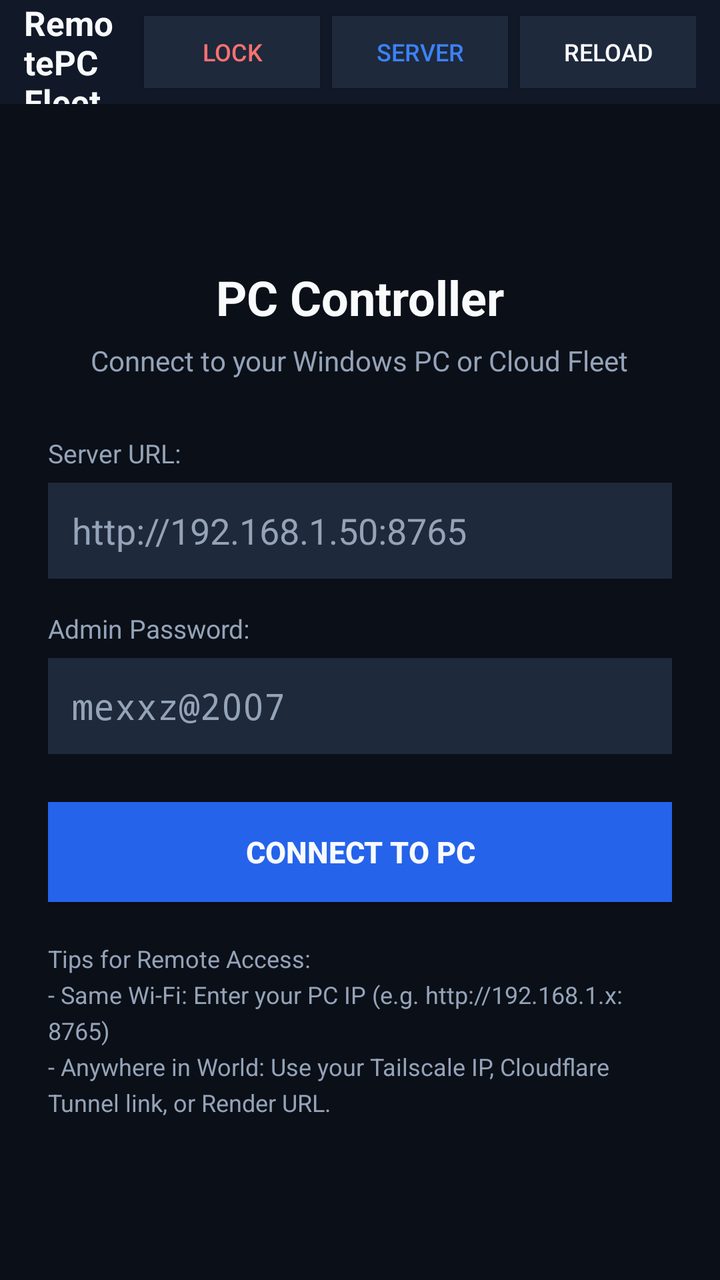
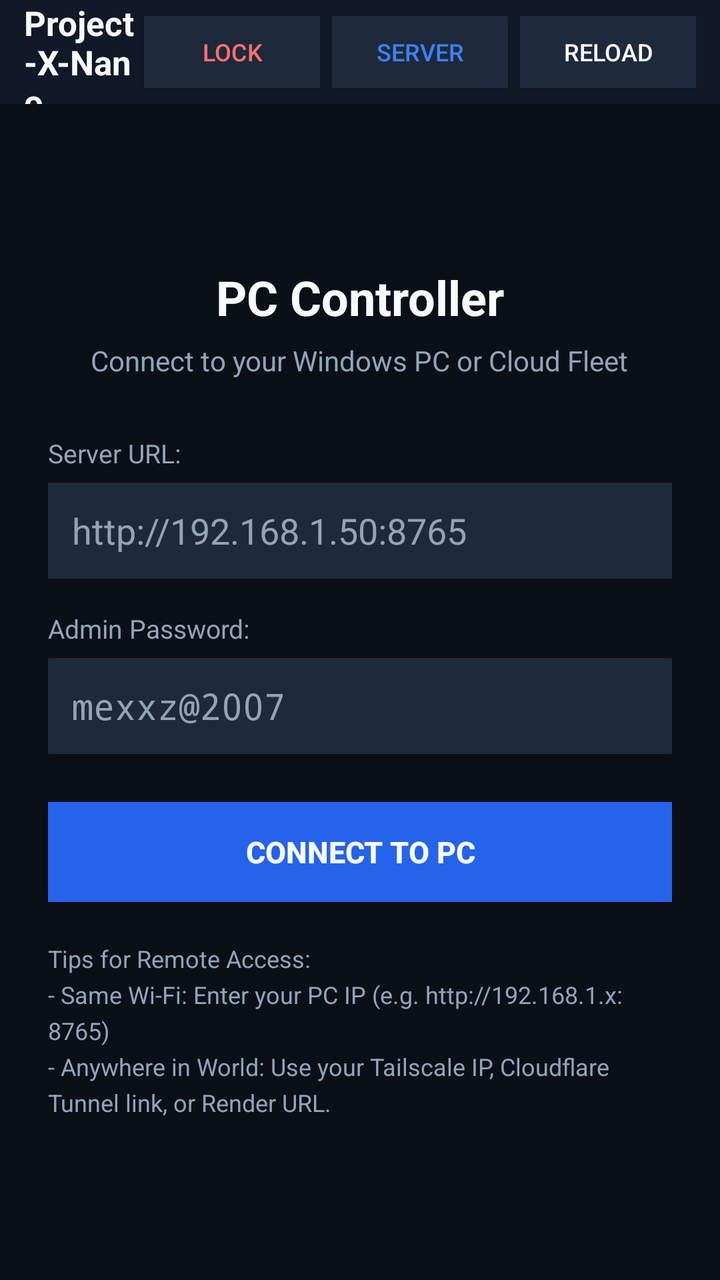

Two renders of the same Android screen: before a commit and after it. Below are the layout's source before the change and the commit's diff.
<!-- AndroidManifest.xml: application theme AppTheme -->
<!-- res/layout/activity_main.xml -->
<?xml version="1.0" encoding="utf-8"?>
<RelativeLayout xmlns:android="http://schemas.android.com/apk/res/android"
    android:layout_width="match_parent"
    android:layout_height="match_parent"
    android:background="@color/bg_dark">

    
    <LinearLayout
        android:id="@+id/topBar"
        android:layout_width="match_parent"
        android:layout_height="52dp"
        android:background="#111827"
        android:orientation="horizontal"
        android:gravity="center_vertical"
        android:paddingStart="12dp"
        android:paddingEnd="12dp">

        <TextView
            android:id="@+id/txtAppTitle"
            android:layout_width="0dp"
            android:layout_height="wrap_content"
            android:layout_weight="1"
            android:text="RemotePC Fleet"
            android:textColor="@color/text_white"
            android:textSize="17sp"
            android:textStyle="bold" />

        <Button
            android:id="@+id/btnQuickLock"
            android:layout_width="wrap_content"
            android:layout_height="36dp"
            android:text="Lock"
            android:textSize="12sp"
            android:textColor="#f87171"
            android:background="#1e293b"
            android:layout_marginEnd="6dp" />

        <Button
            android:id="@+id/btnSwitchPC"
            android:layout_width="wrap_content"
            android:layout_height="36dp"
            android:text="Server"
            android:textSize="12sp"
            android:textColor="@color/accent_blue"
            android:background="#1e293b"
            android:layout_marginEnd="6dp" />

        <Button
            android:id="@+id/btnRefresh"
            android:layout_width="wrap_content"
            android:layout_height="36dp"
            android:text="Reload"
            android:textSize="12sp"
            android:textColor="@color/text_white"
            android:background="#1e293b" />
    </LinearLayout>

    
    <ProgressBar
        android:id="@+id/progressBar"
        style="?android:attr/progressBarStyleHorizontal"
        android:layout_width="match_parent"
        android:layout_height="3dp"
        android:layout_below="@id/topBar"
        android:indeterminate="false"
        android:max="100"
        android:progressTint="@color/accent_blue"
        android:visibility="gone" />

    
    <WebView
        android:id="@+id/webView"
        android:layout_width="match_parent"
        android:layout_height="match_parent"
        android:layout_below="@id/progressBar"
        android:visibility="gone" />

    
    <ScrollView
        android:id="@+id/setupView"
        android:layout_width="match_parent"
        android:layout_height="match_parent"
        android:layout_below="@id/topBar"
        android:fillViewport="true">

        <LinearLayout
            android:layout_width="match_parent"
            android:layout_height="wrap_content"
            android:orientation="vertical"
            android:padding="24dp"
            android:gravity="center">

            <TextView
                android:layout_width="wrap_content"
                android:layout_height="wrap_content"
                android:text="PC Controller"
                android:textColor="@color/text_white"
                android:textSize="24sp"
                android:textStyle="bold"
                android:layout_marginBottom="6dp" />

            <TextView
                android:layout_width="wrap_content"
                android:layout_height="wrap_content"
                android:text="Connect to your Windows PC or Cloud Fleet"
                android:textColor="@color/text_muted"
                android:textSize="14sp"
                android:layout_marginBottom="28dp" />

            <TextView
                android:layout_width="match_parent"
                android:layout_height="wrap_content"
                android:text="Server URL:"
                android:textColor="@color/text_muted"
                android:textSize="13sp"
                android:layout_marginBottom="6dp" />

            <EditText
                android:id="@+id/editServerUrl"
                android:layout_width="match_parent"
                android:layout_height="48dp"
                android:background="#1e293b"
                android:textColor="@color/text_white"
                android:textColorHint="@color/text_muted"
                android:hint="http://192.168.1.50:8765"
                android:singleLine="true"
                android:inputType="textUri"
                android:paddingStart="12dp"
                android:paddingEnd="12dp"
                android:layout_marginBottom="16dp" />

            <TextView
                android:layout_width="match_parent"
                android:layout_height="wrap_content"
                android:text="Admin Password:"
                android:textColor="@color/text_muted"
                android:textSize="13sp"
                android:layout_marginBottom="6dp" />

            <EditText
                android:id="@+id/editPassword"
                android:layout_width="match_parent"
                android:layout_height="48dp"
                android:background="#1e293b"
                android:textColor="@color/text_white"
                android:textColorHint="@color/text_muted"
                android:hint="mexxz@2007"
                android:singleLine="true"
                android:inputType="textPassword"
                android:paddingStart="12dp"
                android:paddingEnd="12dp"
                android:layout_marginBottom="24dp" />

            <Button
                android:id="@+id/btnConnect"
                android:layout_width="match_parent"
                android:layout_height="50dp"
                android:background="#2563eb"
                android:textColor="@color/text_white"
                android:text="Connect to PC"
                android:textSize="15sp"
                android:textStyle="bold"
                android:layout_marginBottom="20dp" />

            <TextView
                android:layout_width="match_parent"
                android:layout_height="wrap_content"
                android:text="Tips for Remote Access:\n- Same Wi-Fi: Enter your PC IP (e.g. http://192.168.1.x:8765)\n- Anywhere in World: Use your Tailscale IP, Cloudflare Tunnel link, or Render URL."
                android:textColor="@color/text_muted"
                android:textSize="12sp"
                android:lineSpacingExtra="4dp" />

        </LinearLayout>
    </ScrollView>
</RelativeLayout>
<!-- resources referenced by this layout -->
<resources>
  <color name="accent_blue">#3b82f6</color>
  <color name="bg_dark">#0b0f17</color>
  <color name="text_muted">#94a3b8</color>
  <color name="text_white">#f8fafc</color>
  <style name="AppTheme" parent="@android:style/Theme.DeviceDefault.NoActionBar">
          <item name="android:windowBackground">@color/bg_dark</item>
          <item name="android:statusBarColor">@color/bg_dark</item>
          <item name="android:navigationBarColor">@color/bg_dark</item>
      </style>
</resources>

<!-- the commit's change to res/layout/activity_main.xml (unified diff, before → after) -->
@@ -20,7 +20,7 @@
             android:layout_width="0dp"
             android:layout_height="wrap_content"
             android:layout_weight="1"
-            android:text="RemotePC Fleet"
+            android:text="Project-X-Nano"
             android:textColor="@color/text_white"
             android:textSize="17sp"
             android:textStyle="bold" />
